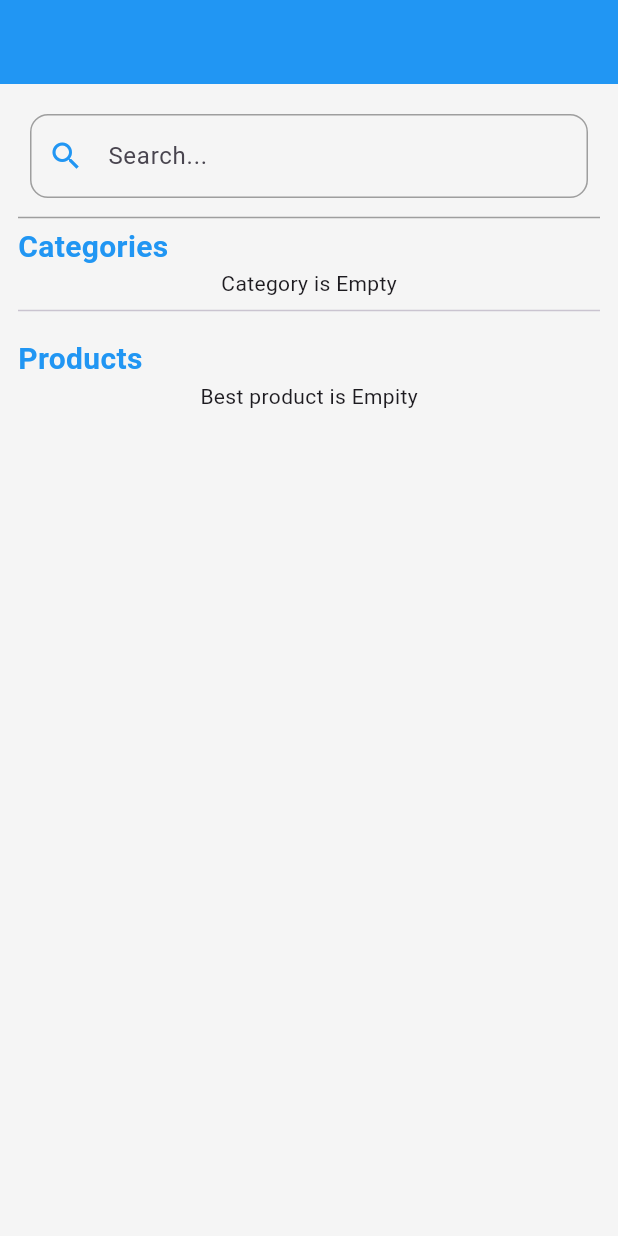
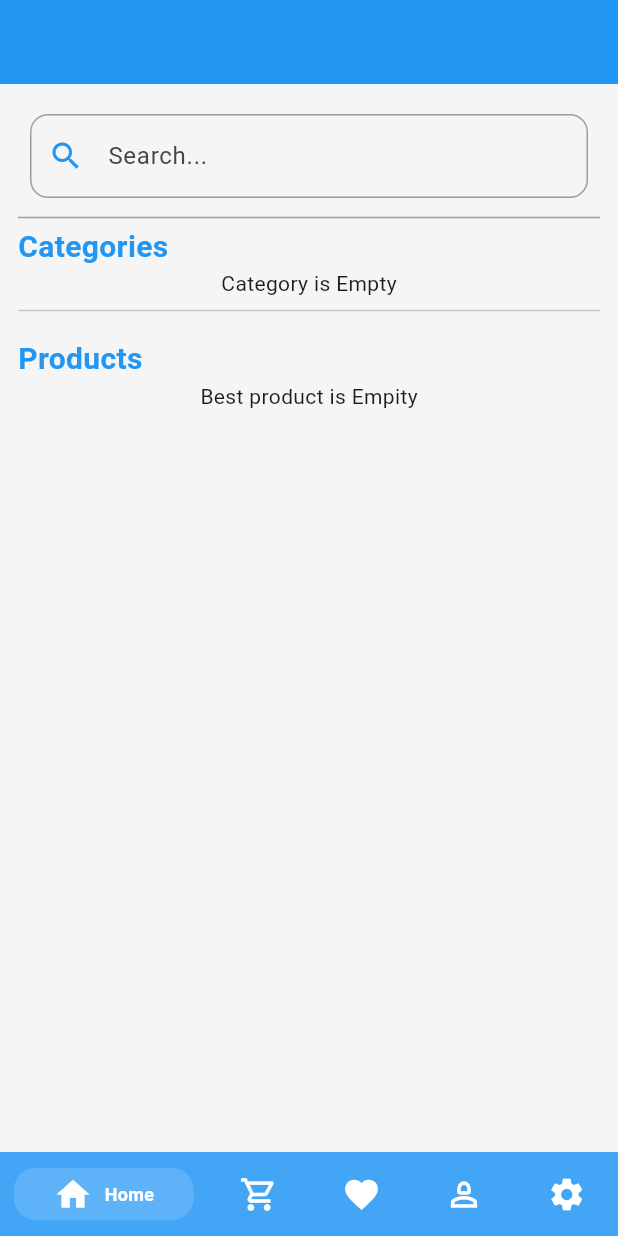
Before and after one commit to Tafess/Final_project, a Flutter app: the screen it shows once a user with an empty profile is signed in, on a phone screen of 412 x 824 dp. Run offline on Flutter 3.47's test engine with Material 3 defaults, Android fonts, the phone set to English and light mode, and no system bars; drawn by our look-alikes of persistent_bottom_nav_bar; our stand-ins replace cloud_firestore, firebase_auth, firebase_core, fluttertoast; accounts and stored records are empty.

```diff
--- a/lib/main.dart
+++ b/lib/main.dart
@@ -6,6 +6,7 @@ import 'package:belkis_marketplace/firebase_helper/firebase_auth_helper/firebase
 import 'package:belkis_marketplace/provider/app_provider.dart';
 import 'package:belkis_marketplace/screens/auth_ui/login/welcome.dart';
 import 'package:belkis_marketplace/screens/home/home.dart';
+import 'package:belkis_marketplace/widgets/bottom_bar.dart';
 import 'package:firebase_core/firebase_core.dart';
 //import 'package:flutter/foundation.dart';
 import 'package:flutter/material.dart';
@@ -35,7 +36,7 @@ class MyApp extends StatelessWidget {
             stream: FirebaseAuthHelper.instance.getAuthChange,
             builder: (context, snapshot) {
               if (snapshot.hasData) {
-                return const Home();
+                return const CustomBottomBar();
               } else {
                 return const Welcome();
               }
--- a/lib/models/product_model/product_model.dart
+++ b/lib/models/product_model/product_model.dart
@@ -34,7 +34,8 @@ class ProductModel {
         //description: json["description"] == null ? null : json["description"],
         status: json["status"],
         isFavorite: false,
-        description: 'description',
+        description:
+            'description discription discription status status status status status status status status status status status status status status status status status status status status status status status status status status status status status',
         quantity: json["quantity"],
       );
   Map<String, dynamic> toJson() => {
--- /dev/null
+++ b/lib/models/user_model.dart
@@ -0,0 +1,32 @@
+import 'dart:convert';
+
+// UserModel UserModelFromJson(String str) => UserModel.fromJson(json.decode(str));
+
+// String UserModelToJson(UserModel data) => json.encode(data.toJson());
+
+class UserModel {
+  String? image;
+  String id;
+  String name;
+  String email;
+
+  UserModel({
+    this.image,
+    required this.id,
+    required this.name,
+    required this.email,
+  });
+
+  factory UserModel.fromJson(Map<String, dynamic> json) => UserModel(
+        image: json["image"],
+        id: json["id"],
+        name: json["name"],
+        email: json["email"],
+      );
+  Map<String, dynamic> toJson() => {
+        "image": image,
+        "id": id,
+        "name": name,
+        "email": email,
+      };
+}
--- a/lib/screens/auth_ui/login/login.dart
+++ b/lib/screens/auth_ui/login/login.dart
@@ -5,6 +5,7 @@ import 'package:belkis_marketplace/constants/routes.dart';
 import 'package:belkis_marketplace/firebase_helper/firebase_auth_helper/firebase_auth_helper.dart';
 import 'package:belkis_marketplace/screens/auth_ui/sign_up/sign_up.dart';
 import 'package:belkis_marketplace/screens/home/home.dart';
+import 'package:belkis_marketplace/widgets/bottom_bar.dart';
 import 'package:belkis_marketplace/widgets/primary_button/primary_button.dart';
 import 'package:belkis_marketplace/widgets/top_titles/top_titles.dart';
 import 'package:flutter/cupertino.dart';
@@ -88,8 +89,8 @@ class _LoginState extends State<Login> {
                       bool islogined = await FirebaseAuthHelper.instance
                           .login(email.text, password.text, context);
                       if (islogined) {
-                        Routes.instance
-                            .push(widget: const Home(), context: context);
+                        Routes.instance.pushAndRemoveUntil(
+                            widget: CustomBottomBar(), context: context);
                       }
                     }
                   }),
--- a/lib/screens/home/home.dart
+++ b/lib/screens/home/home.dart
@@ -2,12 +2,14 @@ import 'package:belkis_marketplace/constants/routes.dart';
 import 'package:belkis_marketplace/firebase_helper/firebase_firestore_helper/firebase_firestore_helper.dart';
 import 'package:belkis_marketplace/models/product_model/category_model/catagory_model.dart';
 import 'package:belkis_marketplace/models/product_model/product_model.dart';
+import 'package:belkis_marketplace/provider/app_provider.dart';
 import 'package:belkis_marketplace/screens/category_view/category_view.dart';
 import 'package:belkis_marketplace/screens/home/product_details/product_details.dart';
 import 'package:belkis_marketplace/widgets/primary_button/primary_button.dart';
 import 'package:belkis_marketplace/widgets/top_titles/top_titles.dart';
 import 'package:flutter/cupertino.dart';
 import 'package:flutter/material.dart';
+import 'package:provider/provider.dart';
 
 class Home extends StatefulWidget {
   const Home({super.key});
@@ -23,6 +25,8 @@ class _HomeState extends State<Home> {
 
   @override
   void initState() {
+    AppProvider appProvider = Provider.of<AppProvider>(context, listen: false);
+    appProvider.getUserInfoFirebase();
     getCategoyList();
     // getBestProducts();
     super.initState();
@@ -182,7 +186,7 @@ class _HomeState extends State<Home> {
                                   : Padding(
                                       padding: const EdgeInsets.all(12.0),
                                       child: GridView.builder(
-                                          padding: EdgeInsets.zero,
+                                          padding: EdgeInsets.only(bottom: 20),
                                           shrinkWrap: true,
                                           primary: false,
                                           itemCount: productModelList.length,
--- /dev/null
+++ b/lib/widgets/bottom_bar.dart
@@ -0,0 +1,97 @@
+import 'package:belkis_marketplace/constants/theme.dart';
+import 'package:belkis_marketplace/screens/account_screen.dart';
+import 'package:belkis_marketplace/screens/cart_screen.dart';
+import 'package:belkis_marketplace/screens/favorite_screen.dart';
+import 'package:belkis_marketplace/screens/home/home.dart';
+import 'package:flutter/material.dart';
+import 'package:persistent_bottom_nav_bar/persistent_tab_view.dart';
+
+class CustomBottomBar extends StatefulWidget {
+  const CustomBottomBar({
+    final Key? key,
+  }) : super(key: key);
+
+  @override
+  _CustomBottomBarState createState() => _CustomBottomBarState();
+}
+
+class _CustomBottomBarState extends State<CustomBottomBar> {
+  PersistentTabController _controller = PersistentTabController();
+  bool _hideNavBar = false;
+
+  List<Widget> _buildScreens() => [
+        const Home(),
+        const CartScreen(),
+        const FavoriteScreen(),
+        const AccountScreen(),
+        const FavoriteScreen(),
+
+        //  ProfileScreen(),
+        //OrderScreen(),
+      ];
+
+  List<PersistentBottomNavBarItem> _navBarsItems() => [
+        PersistentBottomNavBarItem(
+            icon: const Icon(Icons.home),
+            inactiveIcon: Icon(Icons.home_outlined),
+            title: "Home",
+            activeColorPrimary: Colors.white,
+            inactiveColorPrimary: Colors.white,
+            inactiveColorSecondary: Colors.purple),
+        PersistentBottomNavBarItem(
+          icon: const Icon(Icons.shopping_cart),
+          inactiveIcon: Icon(Icons.shopping_cart_outlined),
+          title: "Cart",
+          activeColorPrimary: Colors.white,
+          inactiveColorPrimary: Colors.white,
+        ),
+        PersistentBottomNavBarItem(
+            icon: const Icon(Icons.favorite),
+            inactiveIcon: Icon(Icons.favorite_outlined),
+            title: "Favorite",
+            activeColorPrimary: Colors.white,
+            inactiveColorPrimary: Colors.white),
+        PersistentBottomNavBarItem(
+          icon: const Icon(Icons.person),
+          inactiveIcon: Icon(Icons.person_2_outlined),
+          title: "Profile",
+          activeColorPrimary: Colors.white,
+          inactiveColorPrimary: Colors.white,
+        ),
+        PersistentBottomNavBarItem(
+          icon: const Icon(Icons.settings),
+          title: "Settings",
+          activeColorPrimary: Colors.white,
+          inactiveColorPrimary: Colors.white,
+        )
+      ];
+
+  @override
+  Widget build(final BuildContext context) => Scaffold(
+        body: PersistentTabView(
+          context,
+          controller: _controller,
+          screens: _buildScreens(),
+          items: _navBarsItems(),
+          resizeToAvoidBottomInset: true,
+          navBarHeight: MediaQuery.of(context).viewInsets.bottom > 0
+              ? 0.0
+              : kBottomNavigationBarHeight,
+          bottomScreenMargin: 0,
+
+          backgroundColor: Colors.blue.shade400,
+
+          hideNavigationBar: _hideNavBar,
+          decoration: const NavBarDecoration(colorBehindNavBar: Colors.red),
+          itemAnimationProperties: const ItemAnimationProperties(
+            duration: Duration(milliseconds: 50),
+            curve: Curves.ease,
+          ),
+          screenTransitionAnimation: const ScreenTransitionAnimation(
+            animateTabTransition: true,
+          ),
+          navBarStyle:
+              NavBarStyle.style9, // Choose the nav bar style with this property
+        ),
+      );
+}
--- a/lib/widgets/primary_button/primary_button.dart
+++ b/lib/widgets/primary_button/primary_button.dart
@@ -9,7 +9,7 @@ class PrimaryButton extends StatelessWidget {
   @override
   Widget build(BuildContext context) {
     return SizedBox(
-        height: 60,
+        height: 50,
         width: MediaQuery.of(context).size.width / 2,
         child: ElevatedButton(
           onPressed: onPressed,
--- a/pubspec.yaml
+++ b/pubspec.yaml
@@ -40,6 +40,7 @@ dependencies:
   provider: ^6.0.5
   firebase_storage: ^11.3.1
   fluttertoast: ^8.2.2
+  persistent_bottom_nav_bar: ^5.0.2
 
 dev_dependencies:
   flutter_test:
```
Also changed, not shown: lib/firebase_helper/firebase_auth_helper/firebase_auth_helper.dart (+22 -5 lines), lib/firebase_helper/firebase_firestore_helper/firebase_firestore_helper.dart (+11 -0 lines), lib/provider/app_provider.dart (+16 -2 lines), lib/screens/account_screen.dart (added, +106 -0 lines), lib/screens/auth_ui/sign_up/sign_up.dart (+5 -4 lines), lib/screens/favorite_screen.dart (added, +37 -0 lines), lib/screens/home/product_details/product_details.dart (+49 -30 lines), lib/screens/single_cart.dart (+25 -4 lines), lib/widgets/single_favorite_widget.dart (added, +87 -0 lines), pubspec.lock.
